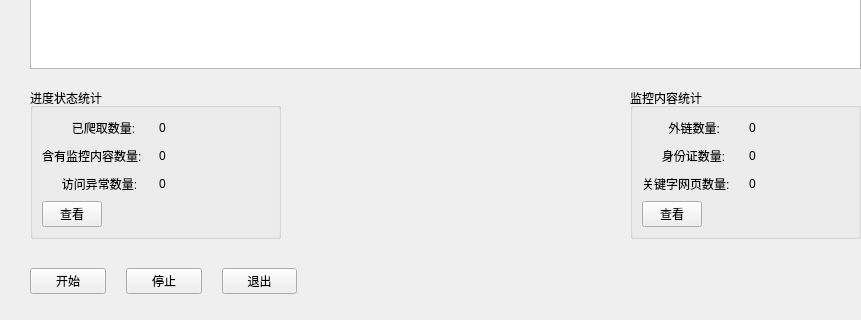
beikejinmiao/HawkSec, file modules/ui/ui_main_window.ui: the form before one commit; both pictures show x 0 to 861 and y 335 to 655 of the 944 by 655 pixel window.
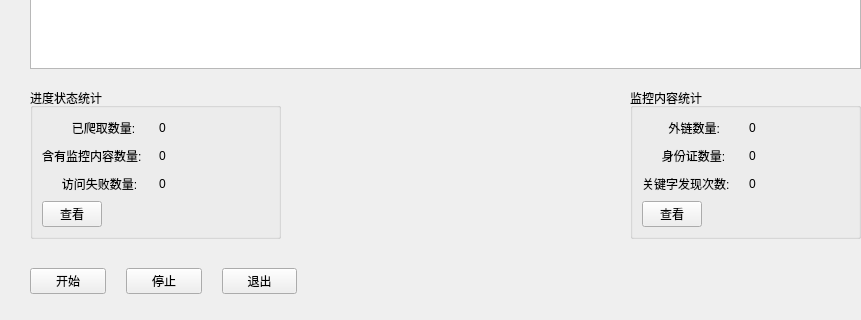
The form after the commit.

The edit to the form file:
```diff
--- a/modules/ui/ui_main_window.ui
+++ b/modules/ui/ui_main_window.ui
@@ -89,7 +89,7 @@
        <item row="2" column="0">
         <widget class="QLabel" name="label_20">
          <property name="text">
-          <string>      访问异常数量:</string>
+          <string>      访问失败数量:</string>
          </property>
         </widget>
        </item>
@@ -209,7 +209,7 @@
        <item row="2" column="0">
         <widget class="QLabel" name="label_16">
          <property name="text">
-          <string>关键字网页数量:</string>
+          <string>关键字发现次数:</string>
          </property>
         </widget>
        </item>
```
Left out of the diff: 4 changed lines with no effect on the pictures.
